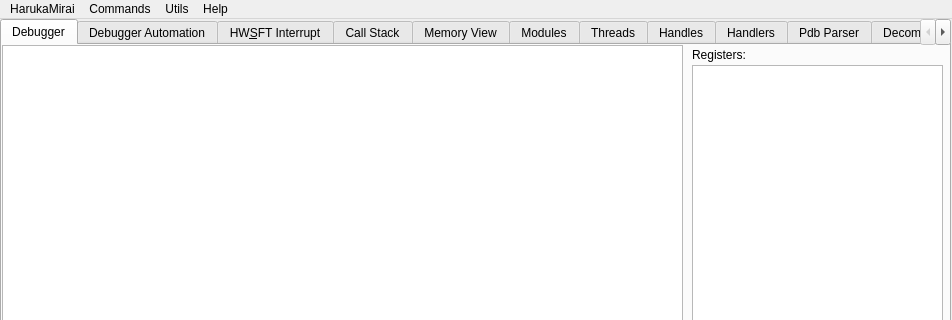
Above: debuggerwidgets/maindebug/maindebuggerwindow.ui from keowu/koidbg before the change; both pictures show x 0 to 952 and y 0 to 320 of the 952 by 699 pixel window. Below: the same form after it.
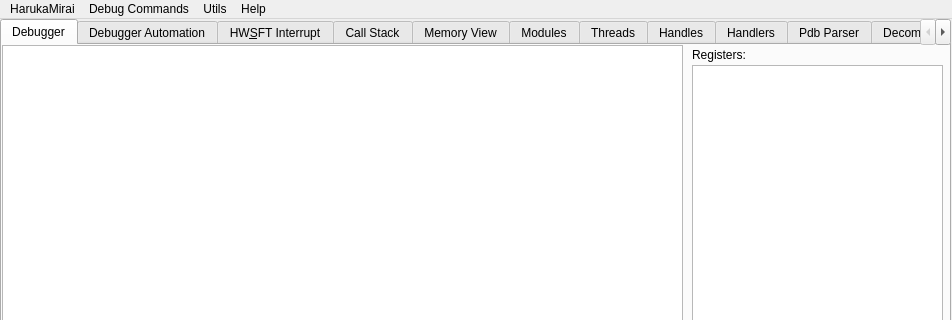
That is the form after the change.

```diff
--- a/debuggerwidgets/maindebug/maindebuggerwindow.ui
+++ b/debuggerwidgets/maindebug/maindebuggerwindow.ui
@@ -361,14 +361,14 @@
     </property>
     <addaction name="actionAbout"/>
    </widget>
-   <widget class="QMenu" name="menuCommands">
+   <widget class="QMenu" name="menuDebugCommands">
     <property name="title">
-     <string>Commands</string>
+     <string>Debug Commands</string>
     </property>
     <addaction name="btnStopDebug"/>
    </widget>
    <addaction name="menuHarukaMirai_Debugger"/>
-   <addaction name="menuCommands"/>
+   <addaction name="menuDebugCommands"/>
    <addaction name="menuUtils"/>
    <addaction name="menuAbout"/>
   </widget>
```
Left out of the diff: 30 changed lines with no effect on the pictures.
